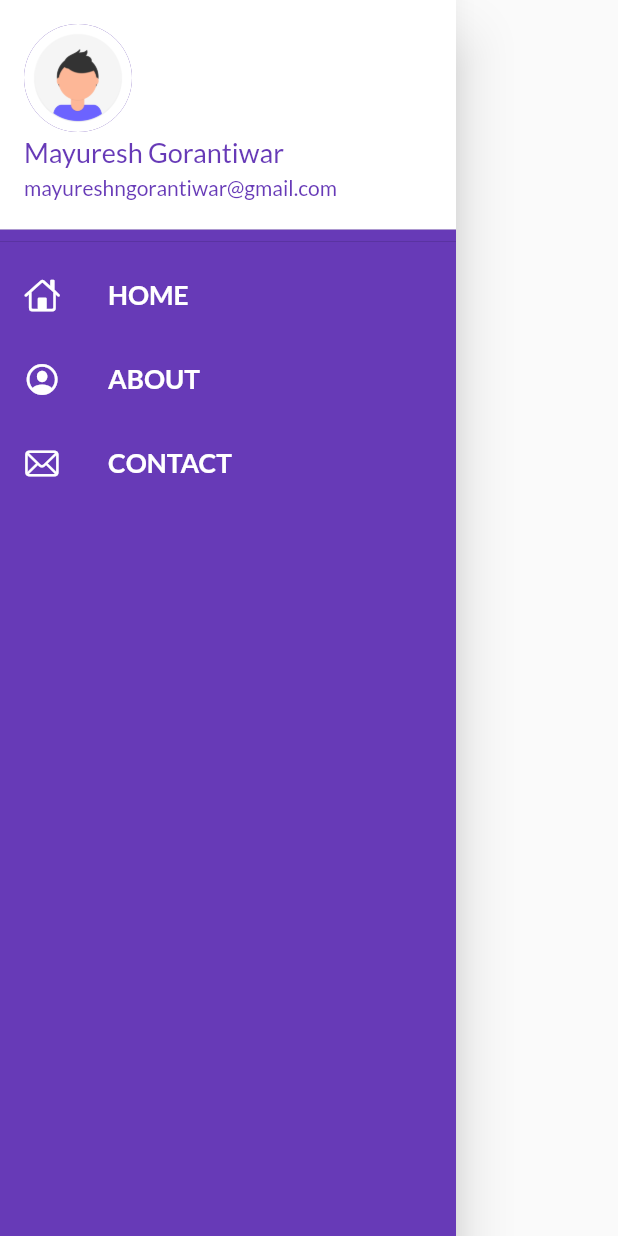
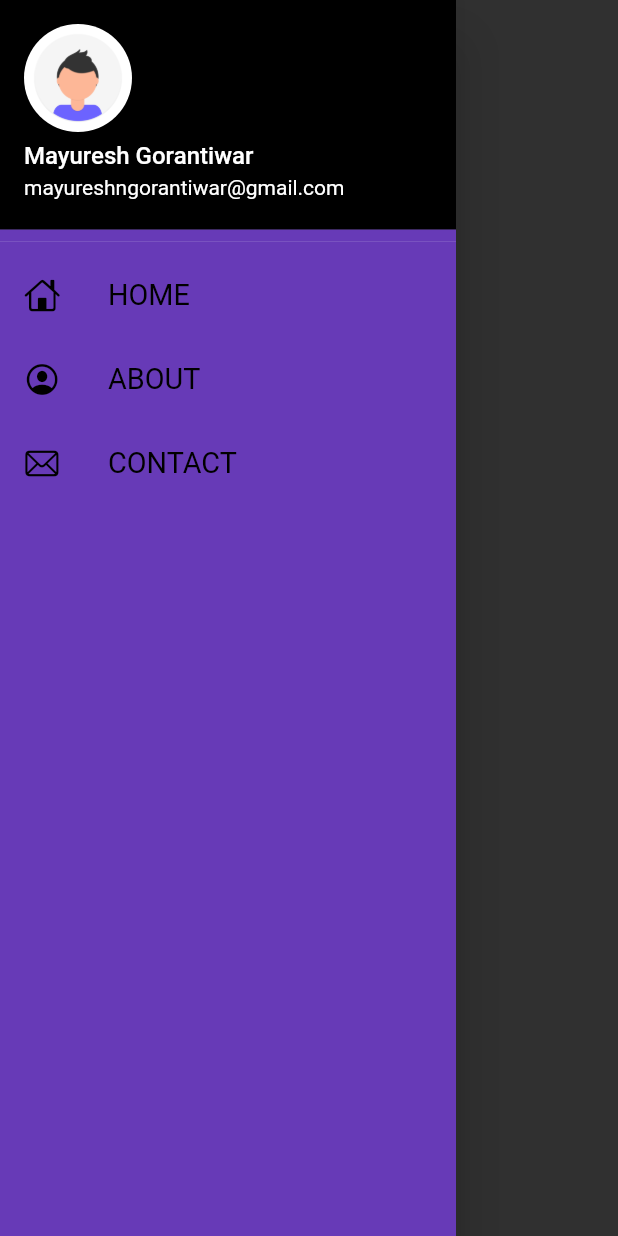
Before and after one commit to Mayuresh-NG/app, a Flutter app: the MyDrawer widget shown alone on an empty page, opened directly, on a phone screen of 412 x 824 dp. Run offline on Flutter 3.47's test engine with Material 2 defaults, Android fonts, the phone set to English and light mode, and no system bars; our stand-ins replace google_fonts; network calls fail.

Commit message:
day 12 completed

```diff
--- a/lib/main.dart
+++ b/lib/main.dart
@@ -13,7 +13,7 @@ class app extends StatelessWidget {
   @override
   Widget build(BuildContext context) {
     return MaterialApp(
-      themeMode: ThemeMode.light,
+      themeMode: ThemeMode.dark,
       theme: MyTheme.lightTheme(context),
       darkTheme: MyTheme.darkTheme(context),
       debugShowCheckedModeBanner: false,
--- a/lib/widgets/drawer.dart
+++ b/lib/widgets/drawer.dart
@@ -13,26 +13,26 @@ class MyDrawer extends StatelessWidget {
               padding: const EdgeInsets.fromLTRB(0, 0, 0, 0),
                 child: UserAccountsDrawerHeader(
                   decoration: BoxDecoration(
-                    color: Colors.white,
+                    color: Colors.black,
                   ),
-                  accountName: Text("Mayuresh Gorantiwar", style: TextStyle(color:Colors.deepPurple,fontSize:18)),
-                  accountEmail: Text("mayureshngorantiwar@gmail.com",style: TextStyle(color:Colors.deepPurple)),
+                  accountName: Text("Mayuresh Gorantiwar", style: TextStyle(color:Colors.white,fontSize:16)),
+                  accountEmail: Text("mayureshngorantiwar@gmail.com",style: TextStyle(color:Colors.white)),
                   currentAccountPicture: CircleAvatar(
                       backgroundImage: AssetImage("images/img/2.png"),
                   ),
                 ),
             ),
             ListTile(
-                leading: Icon(CupertinoIcons.home, color: Colors.white,),
-                title: Text("HOME" ,textScaleFactor: 1.1,style: TextStyle(color: Colors.white, fontWeight: FontWeight.bold),),
+                leading: Icon(CupertinoIcons.home, color: Colors.black,),
+                title: Text("HOME" ,textScaleFactor: 1.2,style: TextStyle(color: Colors.black),),
               ),
             ListTile(
-              leading: Icon(CupertinoIcons.profile_circled, color: Colors.white,),
-              title: Text("ABOUT" ,textScaleFactor: 1.1,style: TextStyle(color: Colors.white, fontWeight: FontWeight.bold),),
+              leading: Icon(CupertinoIcons.profile_circled, color: Colors.black,),
+              title: Text("ABOUT" ,textScaleFactor: 1.2,style: TextStyle(color: Colors.black),),
             ),
             ListTile(
-              leading: Icon(CupertinoIcons.mail, color: Colors.white,),
-              title: Text("CONTACT" ,textScaleFactor: 1.1,style: TextStyle(color: Colors.white, fontWeight: FontWeight.bold),),
+              leading: Icon(CupertinoIcons.mail, color: Colors.black,),
+              title: Text("CONTACT" ,textScaleFactor: 1.2,style: TextStyle(color: Colors.black),),
             ),
           ],
         ),
```
Also changed, not shown: lib/models/catalog.dart (added, +23 -0 lines), lib/pages/home.dart (+14 -6 lines), lib/widgets/item_widget.dart (added, +30 -0 lines).
